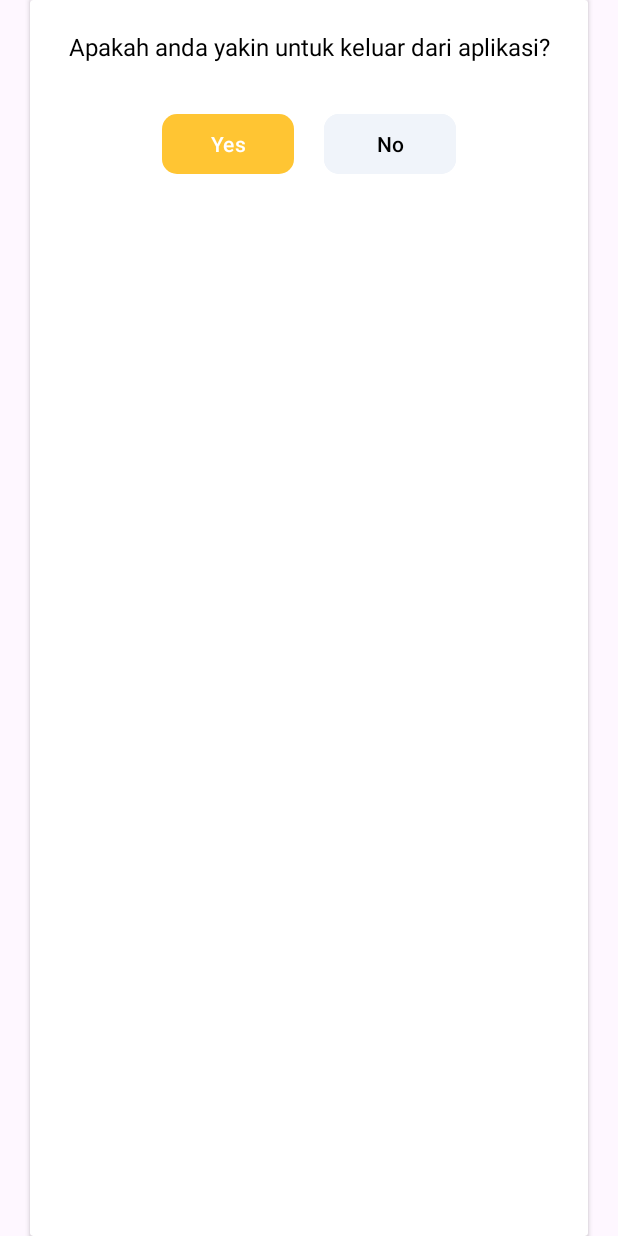
After one commit to jajan-yuk/mobile-jajanyuk, an Android app: the layout alert_dialog_logout.xml on its own in the app's theme, with its tools: preview values and no code run, on a phone screen of 412 x 824 dp. The commit adds this screen. Run offline under Robolectric (Android 15) with nearby library versions, the phone set to English and light mode, and no system bars.

Commit message:
feat: add logout

```diff
--- a/app/src/main/java/com/example/jajanyuk/ui/auth/login/LoginViewModel.kt
+++ b/app/src/main/java/com/example/jajanyuk/ui/auth/login/LoginViewModel.kt
@@ -1,11 +1,14 @@
 package com.example.jajanyuk.ui.auth.login
 
 import androidx.lifecycle.ViewModel
+import androidx.lifecycle.viewModelScope
 import com.example.jajanyuk.data.repository.LoginRepository
 import com.example.jajanyuk.data.repository.UserRepository
+import kotlinx.coroutines.launch
 
 class LoginViewModel(private val loginRepository: LoginRepository) : ViewModel() {
     fun login(username: String, password: String) = loginRepository.login(username, password)
     fun getUserLogin() = loginRepository.getSession()
+    fun deleteUserLogin() = viewModelScope.launch { loginRepository.deleteSession() }
 
 }
--- a/app/src/main/java/com/example/jajanyuk/ui/splash/SplashScreenActivity.kt
+++ b/app/src/main/java/com/example/jajanyuk/ui/splash/SplashScreenActivity.kt
@@ -8,6 +8,7 @@ import android.os.Looper
 import androidx.activity.viewModels
 import com.example.jajanyuk.MainActivity
 import com.example.jajanyuk.R
+import com.example.jajanyuk.databinding.ActivityLoginBinding
 import com.example.jajanyuk.databinding.ActivitySplashScreenBinding
 import com.example.jajanyuk.ui.auth.LoginViewModelFactory
 import com.example.jajanyuk.ui.auth.login.LoginActivity
@@ -20,7 +21,7 @@ class SplashScreenActivity : AppCompatActivity() {
     }
     override fun onCreate(savedInstanceState: Bundle?) {
         super.onCreate(savedInstanceState)
-        setContentView(R.layout.activity_splash_screen)
+        binding = ActivitySplashScreenBinding.inflate(layoutInflater)
 
         handleUserLogin()
     }
--- /dev/null
+++ b/app/src/main/res/drawable/bg_round_logout.xml
@@ -0,0 +1,5 @@
+<?xml version="1.0" encoding="utf-8"?>
+<shape xmlns:android="http://schemas.android.com/apk/res/android">
+    <solid android:color="@android:color/white"/>
+    <corners android:radius="40dp"/>
+</shape>
--- /dev/null
+++ b/app/src/main/res/layout/alert_dialog_logout.xml
@@ -0,0 +1,58 @@
+<?xml version="1.0" encoding="utf-8"?>
+<androidx.cardview.widget.CardView xmlns:android="http://schemas.android.com/apk/res/android"
+    xmlns:app="http://schemas.android.com/apk/res-auto"
+    android:layout_width="match_parent"
+    android:background="@drawable/bg_round_logout"
+    android:layout_marginHorizontal="20dp"
+    app:cardBackgroundColor="@color/white"
+    android:layout_height="match_parent">
+
+    <LinearLayout
+        android:layout_width="match_parent"
+        android:layout_height="wrap_content"
+        android:gravity="center"
+        android:orientation="vertical"
+        android:padding="20dp"
+        >
+
+
+        <TextView
+            android:layout_width="match_parent"
+            android:layout_height="wrap_content"
+            android:text="Apakah anda yakin untuk keluar dari aplikasi?"
+            android:gravity="center"
+            android:textColor="@color/black"
+            android:textSize="16sp"
+            />
+
+        <LinearLayout
+            android:layout_width="match_parent"
+            android:layout_height="wrap_content"
+            android:gravity="center"
+            android:layout_marginTop="20dp"
+            android:orientation="horizontal">
+            <com.google.android.material.button.MaterialButton
+                android:id="@+id/btnyes"
+                app:cornerRadius="10dp"
+                android:textSize="14sp"
+                android:text="Yes"
+                android:layout_margin="10dp"
+                android:textAllCaps="false"
+                android:layout_width="wrap_content"
+                android:layout_height="wrap_content"/>
+            <com.google.android.material.button.MaterialButton
+                android:id="@+id/btnno"
+                android:textColor="@color/black"
+                android:textSize="14sp"
+                android:text="No"
+                app:cornerRadius="10dp"
+                android:backgroundTint="#F0F4FA"
+                android:layout_margin="10dp"
+                android:textAllCaps="false"
+                android:layout_width="wrap_content"
+                android:layout_height="wrap_content"/>
+        </LinearLayout>
+
+    </LinearLayout>
+
+</androidx.cardview.widget.CardView>
```
Also changed, not shown: app/src/main/java/com/example/jajanyuk/MainActivity.kt (+45 -1 lines), app/src/main/res/layout/activity_main.xml (+19 -1 lines).
